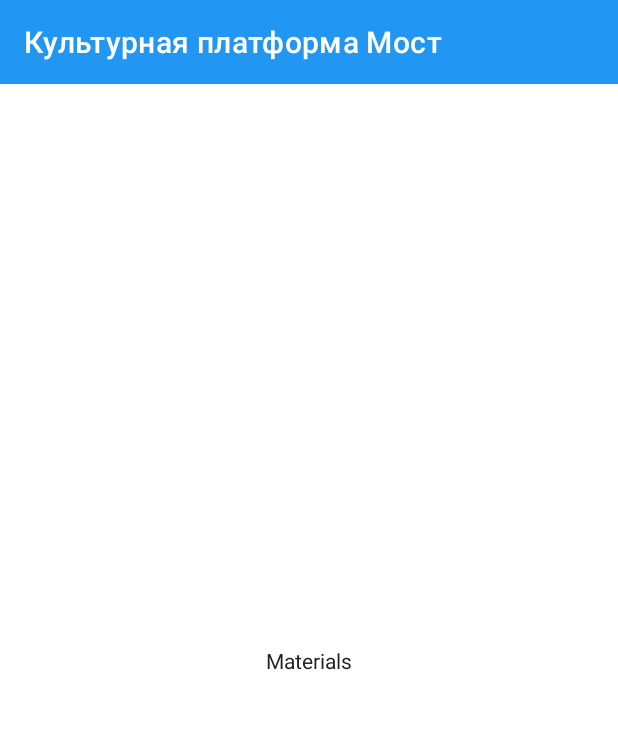
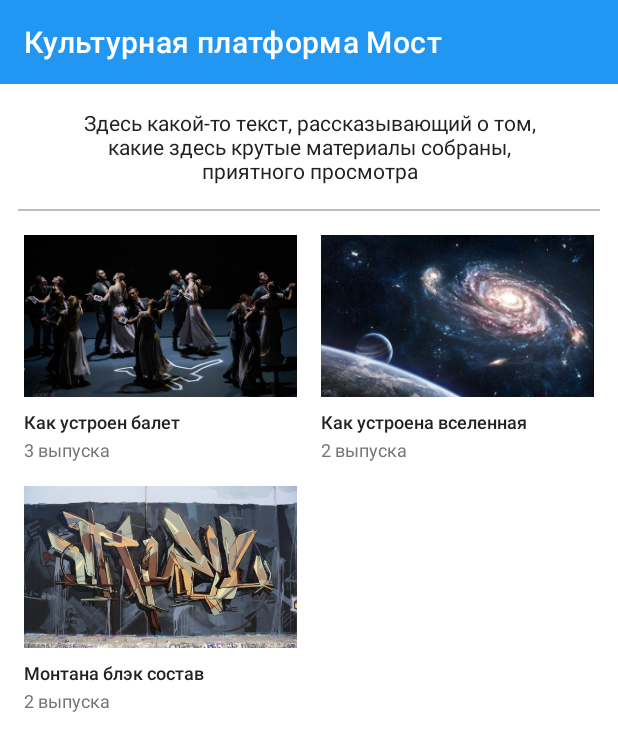
Before and after one commit to riodevista/cultmost, an Android app: the fragment MaterialsFragment placed in its activity, on a phone screen of 412 x 824 dp. Shown: the top 751 px of the screen. Run offline under Robolectric (Android 15) with nearby library versions, the phone set to English and light mode, and no system bars; libraries missing offline, so code that uses them is left out: com.mikepenz.materialdrawer; plain views replace MaterialDrawerSliderView; pictures from the network do not load; 13 statements that could not run were skipped.

Commit message:
materials

```diff
--- a/app/src/main/java/com/cultmost/android/ui/MainScreenActivity.kt
+++ b/app/src/main/java/com/cultmost/android/ui/MainScreenActivity.kt
@@ -15,6 +15,7 @@ import androidx.appcompat.app.AppCompatActivity
 import com.cultmost.android.R
 import com.cultmost.android.ui.courses.CoursesFragment
 import com.cultmost.android.ui.main.MainScreenFragment
+import com.cultmost.android.ui.materials.MaterialsFragment
 import com.cultmost.android.usecases.AuthUseCase
 import com.cultmost.android.util.CameraPermissionHelper
 import com.mikepenz.materialdrawer.model.DividerDrawerItem
--- a/app/src/main/java/com/cultmost/android/ui/MaterialsFragment.kt
+++ /dev/null
@@ -1,30 +0,0 @@
-package com.cultmost.android.ui
-
-import android.os.Bundle
-import android.view.LayoutInflater
-import android.view.View
-import android.view.ViewGroup
-import androidx.fragment.app.Fragment
-import com.cultmost.android.R
-
-class MaterialsFragment : Fragment() {
-
-    override fun onCreate(savedInstanceState: Bundle?) {
-        super.onCreate(savedInstanceState)
-    }
-
-    override fun onCreateView(
-        inflater: LayoutInflater, container: ViewGroup?,
-        savedInstanceState: Bundle?
-    ): View? {
-        // Inflate the layout for this fragment
-        return inflater.inflate(R.layout.fragment_materials, container, false)
-    }
-
-    companion object {
-        @JvmStatic
-        fun newInstance() =
-            MaterialsFragment().apply {
-            }
-    }
-}
--- /dev/null
+++ b/app/src/main/java/com/cultmost/android/ui/materials/MaterialsAdapter.kt
@@ -0,0 +1,68 @@
+package com.cultmost.android.ui.materials
+
+import android.view.LayoutInflater
+import android.view.View
+import android.view.ViewGroup
+import androidx.recyclerview.widget.RecyclerView
+import com.bumptech.glide.RequestManager
+import com.cultmost.android.R
+import com.cultmost.android.domain.Material
+import kotlinx.android.synthetic.main.holder_courses_item.view.*
+import kotlinx.android.synthetic.main.holder_main_screen_course.view.image
+import kotlinx.android.synthetic.main.holder_main_screen_course.view.title
+
+/**
+ * Created by Dmitry Bochkov on 30.07.2020.
+ */
+
+class MaterialsAdapter(
+    private val glide: RequestManager,
+    private var arrayOfMaterials: Array<Material>
+) :
+    RecyclerView.Adapter<MaterialsAdapter.ViewHolder>() {
+
+    private lateinit var onItemClickListener: OnItemClickListener
+
+    class ViewHolder(val view: View) : RecyclerView.ViewHolder(view)
+
+
+    override fun onCreateViewHolder(
+        parent: ViewGroup,
+        viewType: Int
+    ): ViewHolder {
+        val view = LayoutInflater.from(parent.context)
+            .inflate(R.layout.holder_courses_item, parent, false) as View
+        return ViewHolder(
+            view
+        )
+    }
+
+    override fun onBindViewHolder(holder: ViewHolder, position: Int) {
+        val item = arrayOfMaterials[position]
+        holder.view.title.text = item.title
+        holder.view.count.text = item.count
+//        holder.view.date.text = item.dae
+        glide.load(item.image).centerCrop().into(holder.view.image)
+        holder.itemView.setOnClickListener {
+            onItemClickListener.onClick(
+                position,
+                arrayOfMaterials[position]
+            )
+        }
+    }
+
+    override fun getItemCount() = arrayOfMaterials.size
+
+    fun setOnItemClickListener(onItemClickListener: OnItemClickListener) {
+        this.onItemClickListener = onItemClickListener
+    }
+
+    interface OnItemClickListener {
+        fun onClick(position: Int, material: Material)
+    }
+
+    fun setData(newData: Array<Material>) {
+        arrayOfMaterials = newData
+        notifyDataSetChanged()
+    }
+}
--- /dev/null
+++ b/app/src/main/java/com/cultmost/android/ui/materials/MaterialsFragment.kt
@@ -0,0 +1,56 @@
+package com.cultmost.android.ui.materials
+
+import android.content.Intent
+import android.os.Bundle
+import android.view.LayoutInflater
+import android.view.View
+import android.view.ViewGroup
+import androidx.fragment.app.Fragment
+import androidx.recyclerview.widget.GridLayoutManager
+import com.bumptech.glide.Glide
+import com.cultmost.MyApp
+import com.cultmost.android.R
+import com.cultmost.android.domain.Material
+import kotlinx.android.synthetic.main.fragment_course_page.*
+
+class MaterialsFragment : Fragment() {
+
+    override fun onCreate(savedInstanceState: Bundle?) {
+        super.onCreate(savedInstanceState)
+    }
+
+    override fun onCreateView(
+        inflater: LayoutInflater, container: ViewGroup?,
+        savedInstanceState: Bundle?
+    ): View? {
+        // Inflate the layout for this fragment
+        return inflater.inflate(R.layout.fragment_materials, container, false)
+    }
+
+    override fun onViewCreated(view: View, savedInstanceState: Bundle?) {
+        super.onViewCreated(view, savedInstanceState)
+        recycler_view.layoutManager = GridLayoutManager(context, 2)
+        recycler_view.adapter =
+            MaterialsAdapter(
+                Glide.with(context!!), MyApp.materials
+            )
+                .apply {
+                    setOnItemClickListener(object : MaterialsAdapter.OnItemClickListener {
+                        override fun onClick(position: Int, material: Material) {
+                            openMaterial(position, material)
+                        }
+                    })
+                }
+    }
+
+    private fun openMaterial(position: Int, material: Material) {
+        startActivity(Intent(context, MaterialItemActivity::class.java).apply { putExtra("position", position) })
+    }
+
+    companion object {
+        @JvmStatic
+        fun newInstance() =
+            MaterialsFragment().apply {
+            }
+    }
+}
--- /dev/null
+++ b/app/src/main/res/drawable/ic_play_button.xml
@@ -0,0 +1,5 @@
+<vector android:height="36dp" android:viewportHeight="142.448"
+    android:viewportWidth="142.448" android:width="36dp" xmlns:android="http://schemas.android.com/apk/res/android">
+    <path android:fillColor="#757575" android:pathData="M142.411,68.9C141.216,31.48 110.968,1.233 73.549,0.038c-20.361,-0.646 -39.41,7.104 -53.488,21.639C6.527,35.65 -0.584,54.071 0.038,73.549c1.194,37.419 31.442,67.667 68.861,68.861c0.779,0.025 1.551,0.037 2.325,0.037c19.454,0 37.624,-7.698 51.163,-21.676C135.921,106.799 143.033,88.377 142.411,68.9zM111.613,110.336c-10.688,11.035 -25.032,17.112 -40.389,17.112c-0.614,0 -1.228,-0.01 -1.847,-0.029c-29.532,-0.943 -53.404,-24.815 -54.348,-54.348c-0.491,-15.382 5.122,-29.928 15.806,-40.958c10.688,-11.035 25.032,-17.112 40.389,-17.112c0.614,0 1.228,0.01 1.847,0.029c29.532,0.943 53.404,24.815 54.348,54.348C127.91,84.76 122.296,99.306 111.613,110.336z"/>
+    <path android:fillColor="#757575" android:pathData="M94.585,67.086L63.001,44.44c-3.369,-2.416 -8.059,-0.008 -8.059,4.138v45.293c0,4.146 4.69,6.554 8.059,4.138l31.583,-22.647C97.418,73.331 97.418,69.118 94.585,67.086z"/>
+</vector>
--- a/app/src/main/res/layout/fragment_materials.xml
+++ b/app/src/main/res/layout/fragment_materials.xml
@@ -1,17 +1,49 @@
 <?xml version="1.0" encoding="utf-8"?>
-<androidx.constraintlayout.widget.ConstraintLayout xmlns:android="http://schemas.android.com/apk/res/android"
+<androidx.core.widget.NestedScrollView xmlns:android="http://schemas.android.com/apk/res/android"
+    xmlns:app="http://schemas.android.com/apk/res-auto"
     android:layout_width="match_parent"
-    android:layout_height="match_parent"
-    xmlns:app="http://schemas.android.com/apk/res-auto">
+    android:layout_height="match_parent">
+
+    <androidx.constraintlayout.widget.ConstraintLayout
+        android:layout_width="match_parent"
+        android:layout_height="wrap_content">
 
         <TextView
+            android:id="@+id/header_text"
             android:layout_width="wrap_content"
             android:layout_height="wrap_content"
+            android:layout_marginTop="16dp"
+            android:gravity="center"
+            android:text="Здесь какой-то текст, рассказывающий о том,\nкакие здесь крутые материалы собраны,\nприятного просмотра"
             android:textColor="@color/primary_text"
-        android:text="Materials"
-        app:layout_constraintTop_toTopOf="parent"
+            android:textSize="14sp"
+            app:layout_constraintEnd_toEndOf="parent"
             app:layout_constraintStart_toStartOf="parent"
+            app:layout_constraintTop_toTopOf="parent" />
+
+        <FrameLayout
+            android:id="@+id/divider"
+            android:layout_width="match_parent"
+            android:layout_height="1dp"
+            android:layout_marginHorizontal="12dp"
+            android:layout_marginTop="16dp"
+            android:background="@color/divider_color"
             app:layout_constraintEnd_toEndOf="parent"
-        app:layout_constraintBottom_toBottomOf="parent"/>
+            app:layout_constraintStart_toStartOf="parent"
+            app:layout_constraintTop_toBottomOf="@id/header_text" />
+
+        <androidx.recyclerview.widget.RecyclerView
+            android:id="@+id/recycler_view"
+            android:layout_width="match_parent"
+            android:layout_height="wrap_content"
+            android:clipToPadding="false"
+            android:paddingHorizontal="8dp"
+            android:paddingVertical="8dp"
+            app:layout_constraintEnd_toEndOf="parent"
+            app:layout_constraintStart_toStartOf="parent"
+            app:layout_constraintTop_toBottomOf="@id/divider" />
 
     </androidx.constraintlayout.widget.ConstraintLayout>
+
+
+</androidx.core.widget.NestedScrollView>
```
Also changed, not shown: app/src/main/AndroidManifest.xml (+6 -9 lines), app/src/main/java/com/cultmost/MyApp.kt (+21 -0 lines), app/src/main/java/com/cultmost/android/domain/Item.kt (added, +7 -0 lines), app/src/main/java/com/cultmost/android/domain/Material.kt (added, +39 -0 lines), app/src/main/java/com/cultmost/android/ui/materials/MaterialItemActivity.kt (added, +55 -0 lines), app/src/main/java/com/cultmost/android/ui/materials/MaterialItemsAdapter.kt (added, +65 -0 lines), app/src/main/res/layout/activity_material_item.xml (added, +89 -0 lines), app/src/main/res/layout/holder_material_item.xml (added, +46 -0 lines), app/src/main/res/drawable/cover_balet.jpg (added), app/src/main/res/drawable/cover_montata.jpg (added), app/src/main/res/drawable/cover_universe.jpg (added). Lines whose indentation alone changed are shown as unchanged.
